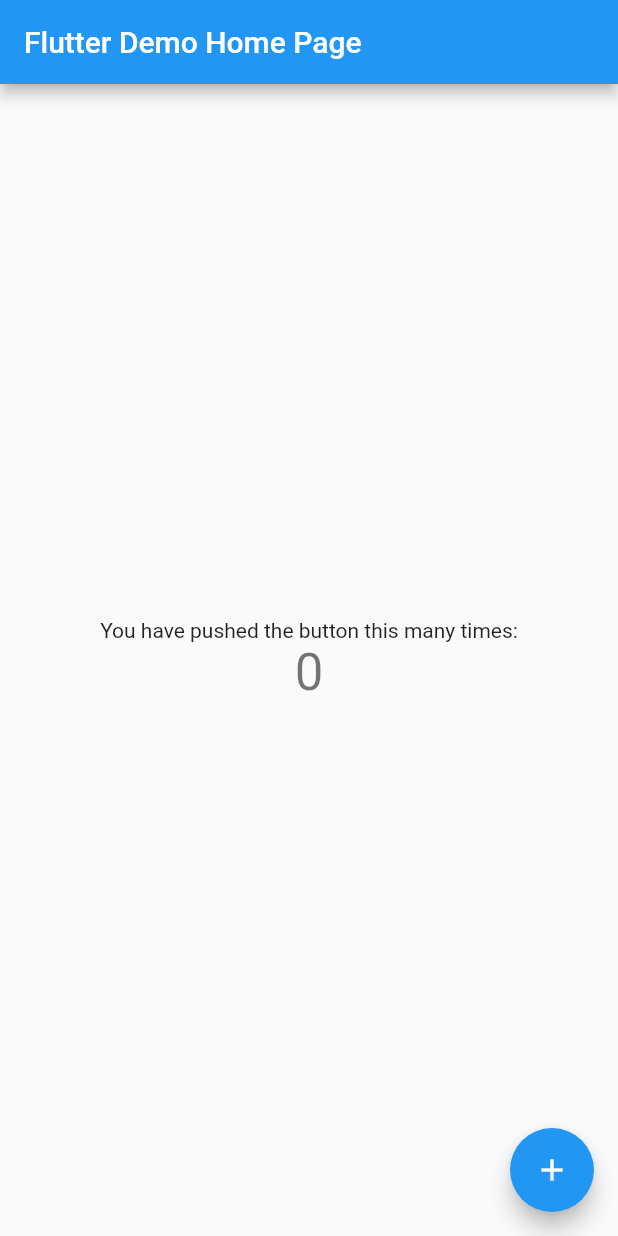
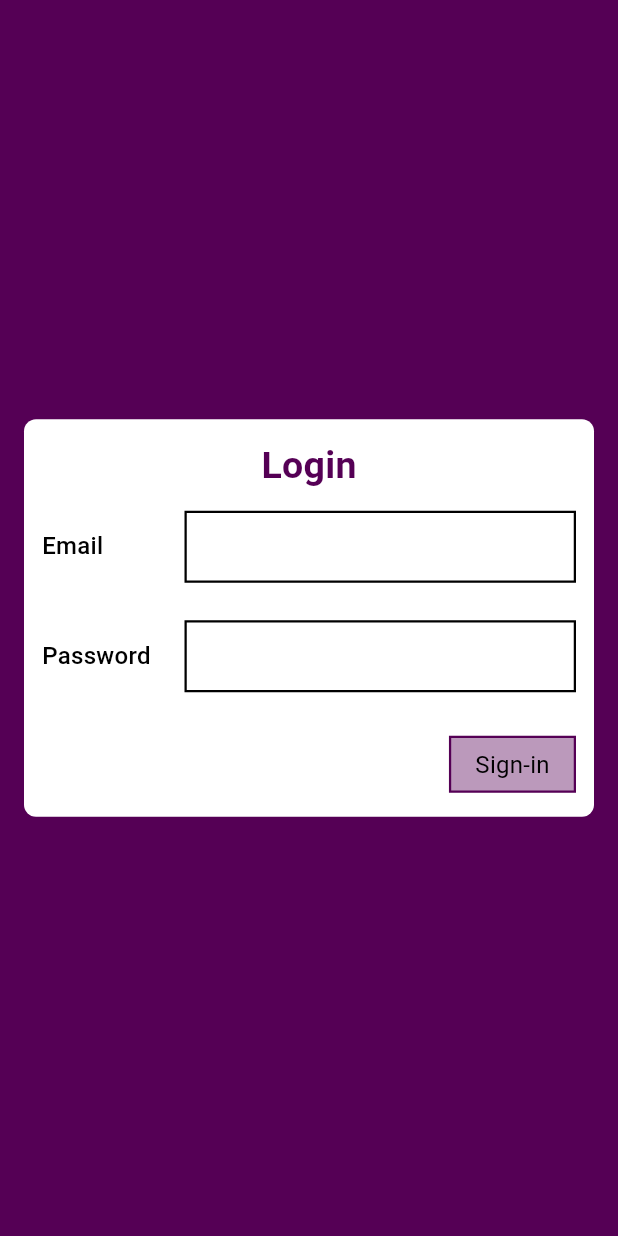
Before and after one commit to s-suvansan/vdev-09072022, a Flutter app: the screen it shows after launch, on a phone screen of 412 x 824 dp. Run offline on Flutter 3.47's test engine with Material 2 defaults, Android fonts, the phone set to English and light mode, and no system bars; our stand-ins replace shared_preferences, stacked; accounts and stored records are empty.

Commit message:
Finished login design and functinalities

```diff
--- /dev/null
+++ b/fashion/lib/common/app.dart
@@ -0,0 +1,34 @@
+import 'package:fashion/common/key.dart';
+import 'package:fashion/common/local_storage.dart';
+
+class App {
+  static String formattedDateTime(String? date) {
+    try {
+      List<String> months = ["Jan", "Feb", "Mar", "Apr", "May", "Jun", "Jul", "Aug", "Sep", "Oct", "Nov", "Dec"];
+      DateTime dateTime = DateTime.parse(date ?? DateTime.now().toIso8601String());
+      int hours = dateTime.hour > 12
+          ? dateTime.hour - 12
+          : dateTime.hour != 0
+              ? dateTime.hour
+              : 12;
+      String timeInFormat = "$hours:${dateTime.minute} ${dateTime.hour > 12 ? "PM" : "AM"}";
+      String dateInFormat = "${months[dateTime.month - 1]}-${dateTime.day} $timeInFormat";
+      return dateInFormat;
+    } catch (e) {
+      return "";
+    }
+  }
+
+  static Future<void> setUserLoginStatus(String value) async {
+    await LocalStorage.setString(key: userLoginStatus, value: value);
+  }
+
+  static Future<String> getUserLoginStatus() async {
+    String value = await LocalStorage.getString(key: userLoginStatus);
+    return value;
+  }
+
+  static Future<void> removeUserLoginStatus() async {
+    await LocalStorage.removeString(key: userLoginStatus);
+  }
+}
--- /dev/null
+++ b/fashion/lib/common/brand_color.dart
@@ -0,0 +1,13 @@
+import 'package:flutter/material.dart';
+
+class BrandColor {
+  static Color brandColor = const Color(0xFF550055);
+
+  static Color light = Colors.white;
+  static Color dark = Colors.black;
+  static Color ash = Colors.grey;
+
+  static Color glass = Colors.transparent;
+
+  static Color warning = const Color(0xFFBC1F45);
+}
--- /dev/null
+++ b/fashion/lib/common/brand_text.dart
@@ -0,0 +1,59 @@
+import 'package:fashion/common/brand_color.dart';
+import 'package:flutter/material.dart';
+
+class BrandText {
+  static FontWeight light = FontWeight.w300;
+  static FontWeight regular = FontWeight.w400;
+  static FontWeight medium = FontWeight.w500;
+  static FontWeight bold = FontWeight.w700;
+  // common text
+  static Text commonText({
+    required String text,
+    int maxLines = 1,
+    TextOverflow overflow = TextOverflow.ellipsis,
+    TextAlign? textAlign,
+    FontWeight? fontWeight,
+    Color? color,
+    double fontSize = 18.0,
+    double letterSpacing = 0.2,
+    FontStyle fontStyle = FontStyle.normal,
+  }) {
+    return Text(
+      text,
+      maxLines: maxLines,
+      overflow: overflow,
+      textAlign: textAlign ?? TextAlign.start,
+      style: textStyle(
+        color: color,
+        fontSize: fontSize,
+        fontWeight: fontWeight ?? regular,
+        letterSpacing: letterSpacing,
+        fontStyle: fontStyle,
+      ),
+    );
+  }
+
+  // text common style
+  static TextStyle textStyle({
+    double fontSize = 16.0,
+    FontWeight? fontWeight,
+    Color? color,
+    bool isCrossText = false,
+    bool isUnderlineText = false,
+    double letterSpacing = 0.2,
+    double? height,
+    FontStyle fontStyle = FontStyle.normal,
+  }) =>
+      TextStyle(
+          fontStyle: fontStyle,
+          fontSize: fontSize,
+          fontWeight: fontWeight ?? regular,
+          letterSpacing: letterSpacing,
+          color: color ?? BrandColor.dark,
+          height: height,
+          decoration: isCrossText
+              ? TextDecoration.lineThrough
+              : isUnderlineText
+                  ? TextDecoration.underline
+                  : TextDecoration.none);
+}
--- /dev/null
+++ b/fashion/lib/common/key.dart
@@ -0,0 +1 @@
+const String userLoginStatus = "user_login_status";
--- /dev/null
+++ b/fashion/lib/common/local_storage.dart
@@ -0,0 +1,19 @@
+import 'package:shared_preferences/shared_preferences.dart';
+
+class LocalStorage {
+  static Future<void> setString({required String key, required String value}) async {
+    final prefs = await SharedPreferences.getInstance();
+    await prefs.setString(key, value);
+  }
+
+  static Future<String> getString({required String key}) async {
+    final prefs = await SharedPreferences.getInstance();
+    String? value = prefs.getString(key);
+    return value ?? "";
+  }
+
+  static Future<void> removeString({required String key}) async {
+    final prefs = await SharedPreferences.getInstance();
+    prefs.remove(key);
+  }
+}
--- /dev/null
+++ b/fashion/lib/common/validation.dart
@@ -0,0 +1,29 @@
+class Validations {
+  static String? validateEmail(String value, {name = "Email is required."}) {
+    String pattern = r"^[a-zA-Z0-9.a-zA-Z0-9.!#$%&'*+-/=?^_`{|}~]+@[a-zA-Z0-9]+\.[a-zA-Z]+";
+    RegExp regExp = RegExp(pattern);
+    if (value.trim().isEmpty) {
+      return "Email is required.";
+    } else if (value.isNotEmpty && !regExp.hasMatch(value)) {
+      return "Invalid email address.";
+    } else {
+      return null;
+    }
+  }
+
+  static String? validatePassword(String value, {String name = "Password is required."}) {
+    if (value.trim().isEmpty) {
+      return name;
+    } else {
+      return null;
+    }
+  }
+
+  // validation for name
+  String? validateName(String value, {String text = "Name is required"}) {
+    if (value.trim().isEmpty) {
+      return text;
+    }
+    return null;
+  }
+}
--- /dev/null
+++ b/fashion/lib/dashboard/dashboard_view.dart
@@ -0,0 +1,21 @@
+import 'package:flutter/material.dart';
+import 'package:stacked/stacked.dart';
+
+import 'dashboard_view_model.dart';
+
+class DashboardView extends StatelessWidget {
+  static const routeName = "Dashboard";
+  const DashboardView({Key? key}) : super(key: key);
+
+  @override
+  Widget build(BuildContext context) {
+    return ViewModelBuilder<DashboardViewModel>.nonReactive(
+        viewModelBuilder: () => DashboardViewModel(),
+        onModelReady: (model) => model.onInit(context),
+        builder: (context, model, _) {
+          return Scaffold(
+            body: Container(),
+          );
+        });
+  }
+}
--- /dev/null
+++ b/fashion/lib/dashboard/dashboard_view_model.dart
@@ -0,0 +1,15 @@
+import 'package:fashion/model/user_login_status_model.dart';
+import 'package:flutter/material.dart';
+import 'package:stacked/stacked.dart';
+
+import '../common/app.dart';
+
+class DashboardViewModel extends BaseViewModel {
+  UserLoginStatusModel? _userLoginStatusModel;
+  UserLoginStatusModel? get userLoginStatusModel => _userLoginStatusModel;
+
+  void onInit(BuildContext context) {
+    _userLoginStatusModel = ModalRoute.of(context)?.settings.arguments as UserLoginStatusModel;
+    debugPrint(App.formattedDateTime(_userLoginStatusModel?.signInDate));
+  }
+}
--- /dev/null
+++ b/fashion/lib/login/login_view.dart
@@ -0,0 +1,154 @@
+import 'package:fashion/common/brand_color.dart';
+import 'package:fashion/common/brand_text.dart';
+import 'package:fashion/login/login_view_model.dart';
+import 'package:flutter/material.dart';
+import 'package:stacked/stacked.dart';
+
+class LoginView extends StatelessWidget {
+  static const routeName = "Login";
+
+  const LoginView({Key? key}) : super(key: key);
+
+  @override
+  Widget build(BuildContext context) {
+    return ViewModelBuilder<LoginViewModel>.nonReactive(
+        viewModelBuilder: () => LoginViewModel(),
+        builder: (context, model, _) {
+          return Scaffold(
+            backgroundColor: BrandColor.brandColor,
+            body: SafeArea(
+              child: Center(
+                child: Container(
+                  margin: const EdgeInsets.symmetric(horizontal: 16.0),
+                  padding: const EdgeInsets.symmetric(horizontal: 12.0, vertical: 16.0),
+                  decoration: BoxDecoration(
+                    color: BrandColor.light,
+                    borderRadius: BorderRadius.circular(8.0),
+                  ),
+                  child: const _LoginForm(),
+                ),
+              ),
+            ),
+          );
+        });
+  }
+}
+
+class _LoginForm extends ViewModelWidget<LoginViewModel> {
+  const _LoginForm({Key? key}) : super(key: key);
+  @override
+  Widget build(BuildContext context, LoginViewModel viewModel) {
+    return Form(
+      key: viewModel.loginFormKey,
+      child: Column(
+        mainAxisSize: MainAxisSize.min,
+        children: [
+          BrandText.commonText(text: "Login", fontSize: 25.0, fontWeight: BrandText.bold, color: BrandColor.brandColor),
+          const SizedBox(height: 16.0),
+          const _LoginTextFeild(
+            lable: "Email",
+            type: LoginType.email,
+          ),
+          const SizedBox(height: 8.0),
+          const _LoginTextFeild(
+            lable: "Password",
+            type: LoginType.password,
+          ),
+          const SizedBox(height: 12.0),
+          const _Button(),
+          if (viewModel.errorText != "")
+            Padding(
+              padding: const EdgeInsets.only(top: 8.0),
+              child: BrandText.commonText(
+                text: viewModel.errorText,
+                fontSize: 14.0,
+                color: BrandColor.warning,
+                fontWeight: BrandText.medium,
+              ),
+            )
+        ],
+      ),
+    );
+  }
+}
+
+class _LoginTextFeild extends ViewModelWidget<LoginViewModel> {
+  final String lable;
+  final LoginType type;
+
+  const _LoginTextFeild({Key? key, required this.lable, required this.type}) : super(key: key);
+  @override
+  Widget build(BuildContext context, LoginViewModel viewModel) {
+    return Row(
+      crossAxisAlignment: CrossAxisAlignment.start,
+      children: [
+        Expanded(
+            flex: 1,
+            child: Padding(
+              padding: const EdgeInsets.only(top: 14.0),
+              child: BrandText.commonText(text: lable, fontSize: 16.0, fontWeight: BrandText.medium),
+            )),
+        const SizedBox(width: 8.0),
+        Expanded(flex: 3, child: _TextFeild(type: type)),
+      ],
+    );
+  }
+}
+
+class _TextFeild extends ViewModelWidget<LoginViewModel> {
+  final LoginType type;
+  const _TextFeild({Key? key, required this.type}) : super(key: key);
+  @override
+  Widget build(BuildContext context, LoginViewModel viewModel) {
+    return TextFormField(
+      keyboardType: type == LoginType.email ? TextInputType.emailAddress : TextInputType.visiblePassword,
+      textInputAction: type == LoginType.email ? TextInputAction.next : TextInputAction.done,
+      style: BrandText.textStyle(fontSize: 16.0, color: BrandColor.dark),
+      obscureText: type == LoginType.password,
+      decoration: InputDecoration(
+        filled: true,
+        fillColor: BrandColor.glass,
+        errorMaxLines: 2,
+        errorText: "",
+        errorStyle: BrandText.textStyle(fontSize: 11.0, fontStyle: FontStyle.italic, color: BrandColor.warning, height: 0.8),
+        contentPadding: const EdgeInsets.fromLTRB(8.0, 0.0, 8.0, 0.0),
+        border: outlineInputBorder(),
+        errorBorder: outlineInputBorder(),
+        enabledBorder: outlineInputBorder(),
+        focusedBorder: outlineInputBorder(),
+        focusedErrorBorder: outlineInputBorder(),
+      ),
+      validator: (value) => viewModel.validateTextFeild(value, type: type),
+      onChanged: (value) => viewModel.onTextChange(value, type: type),
+      autovalidateMode: AutovalidateMode.onUserInteraction,
+    );
+  }
+
+  OutlineInputBorder outlineInputBorder() => OutlineInputBorder(
+        borderSide: BorderSide(color: BrandColor.dark, width: 1.5),
+        borderRadius: BorderRadius.circular(0.0),
+      );
+}
+
+class _Button extends ViewModelWidget<LoginViewModel> {
+  const _Button({Key? key}) : super(key: key, reactive: false);
+  @override
+  Widget build(BuildContext context, LoginViewModel viewModel) {
+    return Align(
+      alignment: Alignment.centerRight,
+      child: GestureDetector(
+        onTap: () => viewModel.onSignIn(context),
+        child: Container(
+          padding: const EdgeInsets.fromLTRB(16.0, 8.0, 16.0, 8.0),
+          decoration: BoxDecoration(
+              color: BrandColor.brandColor.withOpacity(0.4),
+              border: Border.all(
+                color: BrandColor.brandColor,
+                width: 1.5,
+              )),
+          child: BrandText.commonText(text: "Sign-in", fontSize: 16.0),
+        ),
+      ),
+    );
+  }
+}
--- /dev/null
+++ b/fashion/lib/login/login_view_model.dart
@@ -0,0 +1,78 @@
+import 'dart:convert';
+
+import 'package:fashion/common/validation.dart';
+import 'package:fashion/dashboard/dashboard_view.dart';
+import 'package:fashion/model/user_login_status_model.dart';
+import 'package:flutter/material.dart';
+import 'package:stacked/stacked.dart';
+
+import '../common/app.dart';
+
+class LoginViewModel extends BaseViewModel {
+  final GlobalKey<FormState> _loginFormKey = GlobalKey<FormState>();
+  GlobalKey<FormState> get loginFormKey => _loginFormKey;
+
+  User user = User();
+
+  List<User> allowedUsers = [
+    User(email: "joe@black.lk", password: "Jo45*78"),
+    User(email: "amal@acme.lk", password: "La79*!_io"),
+    User(email: "peter@pan.lk", password: "Nap42-24"),
+    User(email: "suvansan@gmail.com", password: "Suvansan@6"),
+  ];
+
+  String _errorText = "";
+  String get errorText => _errorText;
+
+  String? validateTextFeild(String? value, {required LoginType type}) {
+    if (type == LoginType.email) {
+      return Validations.validateEmail(value!);
+    } else if (type == LoginType.password) {
+      return Validations.validatePassword(value!);
+    }
+    return "";
+  }
+
+  void onTextChange(String value, {required LoginType type}) {
+    if (type == LoginType.email) {
+      user.email = value.trim();
+    } else if (type == LoginType.password) {
+      user.password = value.trim();
+    }
+  }
+
+  void onSignIn(BuildContext context) async {
+    if (_loginFormKey.currentState!.validate()) {
+      int index = allowedUsers.indexWhere(
+        (value) => value.email == user.email && value.password == value.password,
+      );
+      if (index != -1) {
+        UserLoginStatusModel userLoginStatusModel = UserLoginStatusModel(
+          userEmail: user.email,
+          signInDate: DateTime.now().toIso8601String(),
+          isLogin: true,
+        );
+        await App.setUserLoginStatus(jsonEncode(userLoginStatusModel.toJson()));
+        Future.delayed(Duration.zero, () {
+          Navigator.pushNamed(context, DashboardView.routeName, arguments: userLoginStatusModel);
+        });
+        debugPrint("done $index");
+      } else {
+        _errorText = "Invalid email or password";
+        notifyListeners();
+      }
+    }
+  }
+}
+
+class User {
+  String email;
+  String password;
+
+  User({this.email = "", this.password = ""});
+}
+
+enum LoginType {
+  email,
+  password,
+}
--- a/fashion/lib/main.dart
+++ b/fashion/lib/main.dart
@@ -1,4 +1,8 @@
+import 'package:fashion/common/brand_color.dart';
+import 'package:fashion/dashboard/dashboard_view.dart';
 import 'package:flutter/material.dart';
+
+import 'login/login_view.dart';
 
 void main() {
   runApp(const MyApp());
@@ -7,109 +11,24 @@ void main() {
 class MyApp extends StatelessWidget {
   const MyApp({Key? key}) : super(key: key);
 
-  // This widget is the root of your application.
   @override
   Widget build(BuildContext context) {
     return MaterialApp(
-      title: 'Flutter Demo',
+      debugShowCheckedModeBanner: false,
+      title: 'Fashion',
+      routes: routes,
       theme: ThemeData(
-        // This is the theme of your application.
-        //
-        // Try running your application with "flutter run". You'll see the
-        // application has a blue toolbar. Then, without quitting the app, try
-        // changing the primarySwatch below to Colors.green and then invoke
-        // "hot reload" (press "r" in the console where you ran "flutter run",
-        // or simply save your changes to "hot reload" in a Flutter IDE).
-        // Notice that the counter didn't reset back to zero; the application
-        // is not restarted.
-        primarySwatch: Colors.blue,
+        colorScheme: ColorScheme.fromSwatch().copyWith(
+          primary: BrandColor.brandColor,
+          secondary: BrandColor.brandColor,
+        ),
       ),
-      home: const MyHomePage(title: 'Flutter Demo Home Page'),
+      home: const LoginView(),
     );
   }
 }
 
-class MyHomePage extends StatefulWidget {
-  const MyHomePage({Key? key, required this.title}) : super(key: key);
-
-  // This widget is the home page of your application. It is stateful, meaning
-  // that it has a State object (defined below) that contains fields that affect
-  // how it looks.
-
-  // This class is the configuration for the state. It holds the values (in this
-  // case the title) provided by the parent (in this case the App widget) and
-  // used by the build method of the State. Fields in a Widget subclass are
-  // always marked "final".
-
-  final String title;
-
-  @override
-  State<MyHomePage> createState() => _MyHomePageState();
-}
-
-class _MyHomePageState extends State<MyHomePage> {
-  int _counter = 0;
-
-  void _incrementCounter() {
-    setState(() {
-      // This call to setState tells the Flutter framework that something has
-      // changed in this State, which causes it to rerun the build method below
-      // so that the display can reflect the updated values. If we changed
-      // _counter without calling setState(), then the build method would not be
-      // called again, and so nothing would appear to happen.
-      _counter++;
-    });
-  }
-
-  @override
-  Widget build(BuildContext context) {
-    // This method is rerun every time setState is called, for instance as done
-    // by the _incrementCounter method above.
-    //
-    // The Flutter framework has been optimized to make rerunning build methods
-    // fast, so that you can just rebuild anything that needs updating rather
-    // than having to individually change instances of widgets.
-    return Scaffold(
-      appBar: AppBar(
-        // Here we take the value from the MyHomePage object that was created by
-        // the App.build method, and use it to set our appbar title.
-        title: Text(widget.title),
-      ),
-      body: Center(
-        // Center is a layout widget. It takes a single child and positions it
-        // in the middle of the parent.
-        child: Column(
-          // Column is also a layout widget. It takes a list of children and
-          // arranges them vertically. By default, it sizes itself to fit its
-          // children horizontally, and tries to be as tall as its parent.
-          //
-          // Invoke "debug painting" (press "p" in the console, choose the
-          // "Toggle Debug Paint" action from the Flutter Inspector in Android
-          // Studio, or the "Toggle Debug Paint" command in Visual Studio Code)
-          // to see the wireframe for each widget.
-          //
-          // Column has various properties to control how it sizes itself and
-          // how it positions its children. Here we use mainAxisAlignment to
-          // center the children vertically; the main axis here is the vertical
-          // axis because Columns are vertical (the cross axis would be
-          // horizontal).
-          mainAxisAlignment: MainAxisAlignment.center,
-          children: <Widget>[
-            const Text(
-              'You have pushed the button this many times:',
-            ),
-            Text(
-              '$_counter',
-              style: Theme.of(context).textTheme.headline4,
-            ),
-          ],
-        ),
-      ),
-      floatingActionButton: FloatingActionButton(
-        onPressed: _incrementCounter,
-        tooltip: 'Increment',
-        child: const Icon(Icons.add),
-      ), // This trailing comma makes auto-formatting nicer for build methods.
-    );
-  }
-}
+Map<String, Widget Function(BuildContext)> routes = <String, WidgetBuilder>{
+  LoginView.routeName: ((context) => const LoginView()),
+  DashboardView.routeName: ((context) => const DashboardView()),
+};
--- /dev/null
+++ b/fashion/lib/model/user_login_status_model.dart
@@ -0,0 +1,23 @@
+class UserLoginStatusModel {
+  String? userEmail;
+  String? signInDate;
+  bool? isLogin;
+
+  UserLoginStatusModel({
+    this.userEmail,
+    this.isLogin,
+    this.signInDate,
+  });
+
+  factory UserLoginStatusModel.fromJson(Map<String, dynamic> json) => UserLoginStatusModel(
+        userEmail: json["userEmail"] ?? "",
+        signInDate: json["signInDate"] ?? DateTime.now().toIso8601String(),
+        isLogin: json["isLogin"] ?? "",
+      );
+
+  Map<String, dynamic> toJson() => {
+        "userEmail": userEmail,
+        "signInDate": signInDate,
+        "isLogin": isLogin,
+      };
+}
```
Also changed, not shown: fashion/pubspec.yaml (+2 -34 lines), fashion/pubspec.lock, 1 other file.
